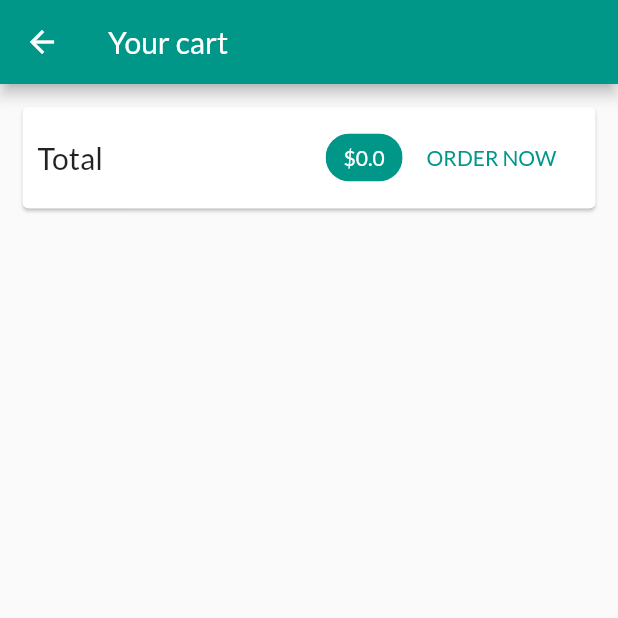
After one commit to edubskiy/nutrioshop, a Flutter app: the CartScreen screen opened by its route, on a phone screen of 412 x 824 dp, the top half of it. The commit adds this screen. Run offline on Flutter 3.47's test engine with Material 2 defaults, Android fonts, the phone set to English and light mode, and no system bars; network calls fail.

Commit message:
Added cart screen widget displaying total amount of items added to the cart

```diff
--- a/lib/main.dart
+++ b/lib/main.dart
@@ -1,6 +1,7 @@
 import 'package:flutter/material.dart';
 import 'package:nutrioshop/providers/cart.dart';
 import 'package:nutrioshop/providers/products.dart';
+import 'package:nutrioshop/screens/cart_screen.dart';
 import 'package:nutrioshop/screens/product_details_screen.dart';
 import 'package:nutrioshop/screens/products_overview_screen.dart';
 import 'package:provider/provider.dart';
@@ -27,7 +28,8 @@ class App extends StatelessWidget {
         ),
         home: ProductsOverviewScreen(),
         routes: {
-          ProductDetailsScreen.routeName: (ctx) => ProductDetailsScreen()
+          ProductDetailsScreen.routeName: (ctx) => ProductDetailsScreen(),
+          CartScreen.routeName: (ctx) => CartScreen()
         },
       )
     );
--- a/lib/providers/cart.dart
+++ b/lib/providers/cart.dart
@@ -25,6 +25,15 @@ class Cart with ChangeNotifier {
     return _items.length;
   }
 
+  double get totalAmount {
+    var total = 0.0;
+    _items.forEach((key, cartItem) {
+      total += cartItem.price * cartItem.quantity;
+    });
+
+    return total;
+  }
+
   void addItem(String productId, double price, String title) {
     if (_items.containsKey(productId)) {
       _items.update(productId, (existingItem) => CartItem(
--- /dev/null
+++ b/lib/screens/cart_screen.dart
@@ -0,0 +1,47 @@
+import 'package:flutter/material.dart';
+import 'package:nutrioshop/providers/cart.dart';
+import 'package:provider/provider.dart';
+
+class CartScreen extends StatelessWidget {
+  static const routeName = '/cart';
+
+  @override
+  Widget build(BuildContext context) {
+    final cartProvider = Provider.of<Cart>(context);
+
+    return Scaffold(
+      appBar: AppBar(title: Text('Your cart'),),
+      body: Column(
+        children: <Widget>[
+          Card(
+            margin: EdgeInsets.all(15),
+            child: Padding(
+              padding: EdgeInsets.all(10),
+              child: Row(
+                mainAxisAlignment: MainAxisAlignment.spaceBetween,
+                children: <Widget>[
+                  Text('Total', style: TextStyle(fontSize: 20)),
+                  Spacer(),
+                  // SizedBox(width: 10,),
+                  Chip(
+                    label: Text(
+                      '\$${cartProvider.totalAmount}', // cartProvider.totalAmount.toString()
+                      style: TextStyle(
+                        color: Theme.of(context).primaryTextTheme.title.color,
+                      ),
+                    ),
+                    backgroundColor: Theme.of(context).primaryColor,
+                  ),
+                  FlatButton(
+                    child: Text('ORDER NOW'),
+                    onPressed: () {},
+                    textColor: Theme.of(context).primaryColor,
+                  )
+              ],),
+            ),
+          )
+        ],
+      ),
+    );
+  }
+}
--- a/lib/screens/products_overview_screen.dart
+++ b/lib/screens/products_overview_screen.dart
@@ -1,5 +1,6 @@
 import 'package:flutter/material.dart';
 import 'package:nutrioshop/providers/cart.dart';
+import 'package:nutrioshop/screens/cart_screen.dart';
 import 'package:nutrioshop/widgets/badge.dart';
 import 'package:nutrioshop/widgets/products_grid.dart';
 import 'package:provider/provider.dart';
@@ -50,7 +51,7 @@ class _ProductsOverviewScreenState extends State<ProductsOverviewScreen> {
             ),
             child: IconButton(
               icon: Icon(Icons.shopping_cart),
-              onPressed: () {},
+              onPressed: () => Navigator.of(context).pushNamed(CartScreen.routeName),
             ),),
         ],
       ),
```
